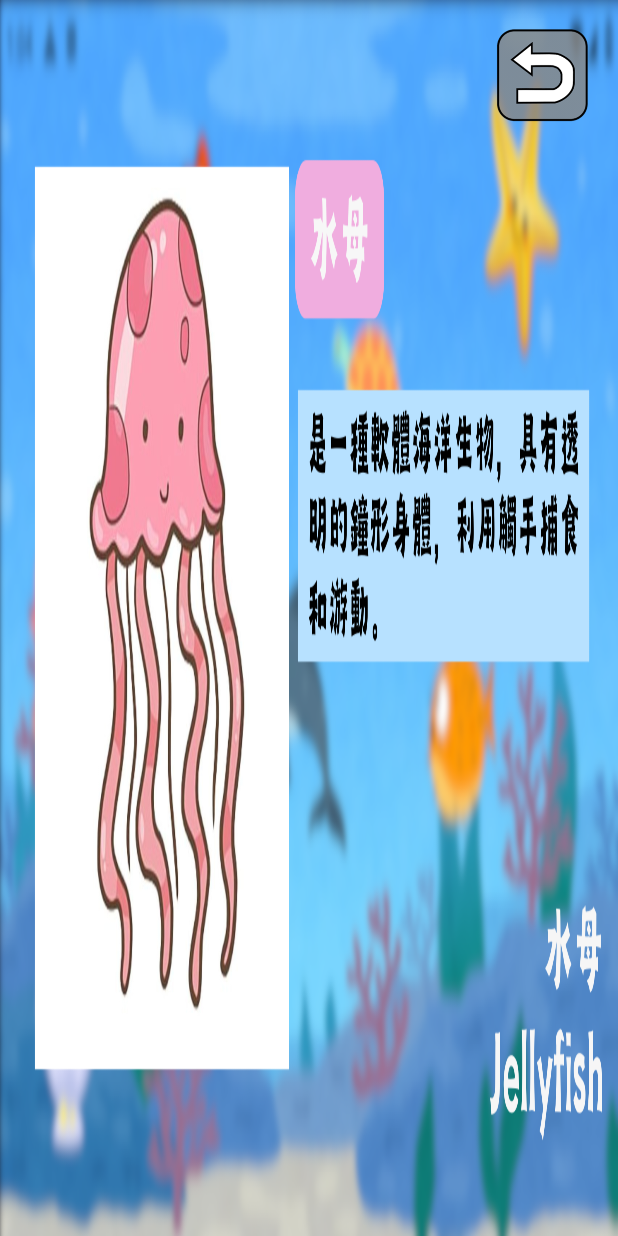
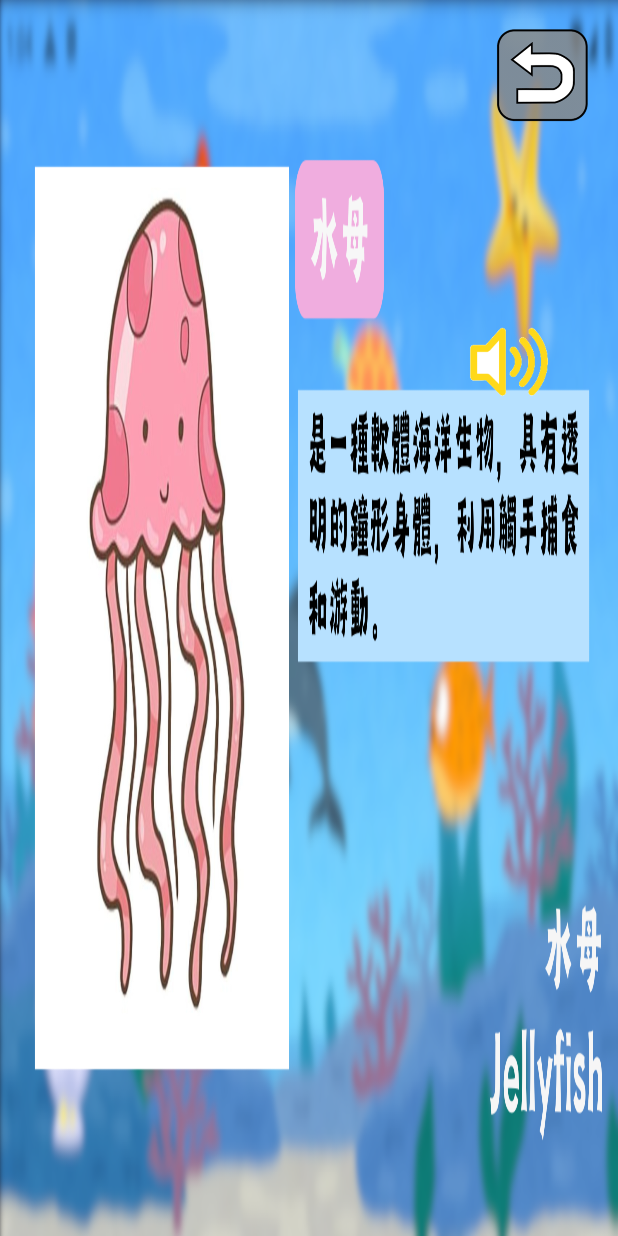
Before and after one commit to kawa0929/ExamAPP, an Android app built with Jetpack Compose: the screen it shows after launch (MainActivity), after a tap on "水母", on a phone screen of 412 x 824 dp. Run offline under Robolectric (Android 15) with nearby library versions, the phone set to English and light mode, and no system bars; 1 other tap on this screen came first.

Commit message:
8(加入起始畫面&聲音)

```diff
--- a/app/src/main/java/com/example/examapp/MainActivity.kt
+++ b/app/src/main/java/com/example/examapp/MainActivity.kt
@@ -13,6 +13,7 @@ import androidx.compose.ui.Modifier
 import androidx.compose.ui.tooling.preview.Preview
 import com.example.examapp.ui.theme.ExamAPPTheme
 import android.content.pm.ActivityInfo
+import android.media.MediaPlayer
 import androidx.compose.foundation.Image
 import androidx.compose.foundation.layout.offset
 import androidx.compose.ui.layout.ContentScale
@@ -36,7 +37,9 @@ import androidx.compose.ui.Alignment
 
 
 
+
 class MainActivity : ComponentActivity() {
+    private var mediaPlayer: MediaPlayer? = null
     override fun onCreate(savedInstanceState: Bundle?) {
         super.onCreate(savedInstanceState)
         enableEdgeToEdge()
@@ -44,7 +47,14 @@ class MainActivity : ComponentActivity() {
             ExamAPPTheme {
                 Scaffold(modifier = Modifier.fillMaxSize()) { innerPadding ->
                     setRequestedOrientation(ActivityInfo.SCREEN_ORIENTATION_LANDSCAPE)
+                    var isGameStarted by remember { mutableStateOf(false) }
                     var selectedFish by remember { mutableStateOf<String?>(null) }
+
+                    if (!isGameStarted) {
+                        // 起始畫面
+                        FirstScreen(onStartClicked = { isGameStarted = true })
+
+                    } else {
 
                         if (selectedFish == null) {
                             StartScreen(
@@ -55,13 +65,42 @@ class MainActivity : ComponentActivity() {
                         } else {
                             ShowFishBackground(
                                 fishName = selectedFish!!,
-                            onBackClicked = { selectedFish = null } // 回到主畫面
+                                onBackClicked = { selectedFish = null },
+                                onVoiceClicked = { selectedFish?.let { playVoice(it) } }
                             )
-                        // 返回到主畫面
                         }
                     }
                 }
             }
+        }
+    }
+
+private fun playVoice(fishName: String) {
+    // 停止舊的音檔
+    mediaPlayer?.stop()
+    mediaPlayer?.release()
+
+    // 根據魚名稱播放對應音檔
+    val voiceRes = when (fishName) {
+        "jellyfish" -> R.raw.jellyfish
+        "seaturtle" -> R.raw.seaturtle
+        "clownfish" -> R.raw.clownfish
+        "starfish" -> R.raw.starfish
+        "shell" -> R.raw.shell
+        "pufferfish" -> R.raw.pufferfish
+        "dolphin" -> R.raw.dolphin
+        else -> null
+    }
+
+    if (voiceRes != null) {
+        mediaPlayer = MediaPlayer.create(this, voiceRes)
+        mediaPlayer?.start()
+    }
+}
+
+override fun onDestroy() {
+    super.onDestroy()
+    mediaPlayer?.release()
 }
 }
 
@@ -135,7 +174,7 @@ fun StartScreen(onFishClicked: (String) -> Unit) {
 }
 
 @Composable
-fun ShowFishBackground(fishName: String, onBackClicked: () -> Unit) {
+fun ShowFishBackground(fishName: String, onBackClicked: () -> Unit,onVoiceClicked: () -> Unit) {
     val backgroundRes = when (fishName) {
         "jellyfish" -> R.drawable.jellyfishbackground
         "seaturtle" -> R.drawable.seaturtlebackground
@@ -165,5 +204,36 @@ fun ShowFishBackground(fishName: String, onBackClicked: () -> Unit) {
                 .padding(16.dp) // 增加內邊距讓按鈕不貼邊
                 .clickable { onBackClicked() } // 按下觸發回調
         )
+        Image(
+            painter = painterResource(id = R.drawable.voice),
+            contentDescription = "語音按鈕",
+            modifier = Modifier
+                .size(80.dp)
+                .offset(x = 300.dp, y = 200.dp) // 測試值
+                .clickable { onVoiceClicked() }
+
+        )
     }
 }
+@Composable
+fun FirstScreen(onStartClicked: () -> Unit) {
+    Box(modifier = Modifier.fillMaxSize()) {
+        // 起始畫面背景圖片
+        Image(
+            painter = painterResource(id = R.drawable.first),
+            contentDescription = "起始畫面背景",
+            contentScale = ContentScale.FillBounds,
+            modifier = Modifier.fillMaxSize()
+        )
+
+        // Start Button 圖片
+        Image(
+            painter = painterResource(id = R.drawable.start),
+            contentDescription = "開始按鈕",
+            modifier = Modifier
+                .size(200.dp) // 調整按鈕大小
+                .align(Alignment.Center) // 放置在畫面中央
+                .clickable { onStartClicked() } // 點擊事件
+        )
+    }
+}
```
Lines whose indentation alone changed are shown as unchanged.
